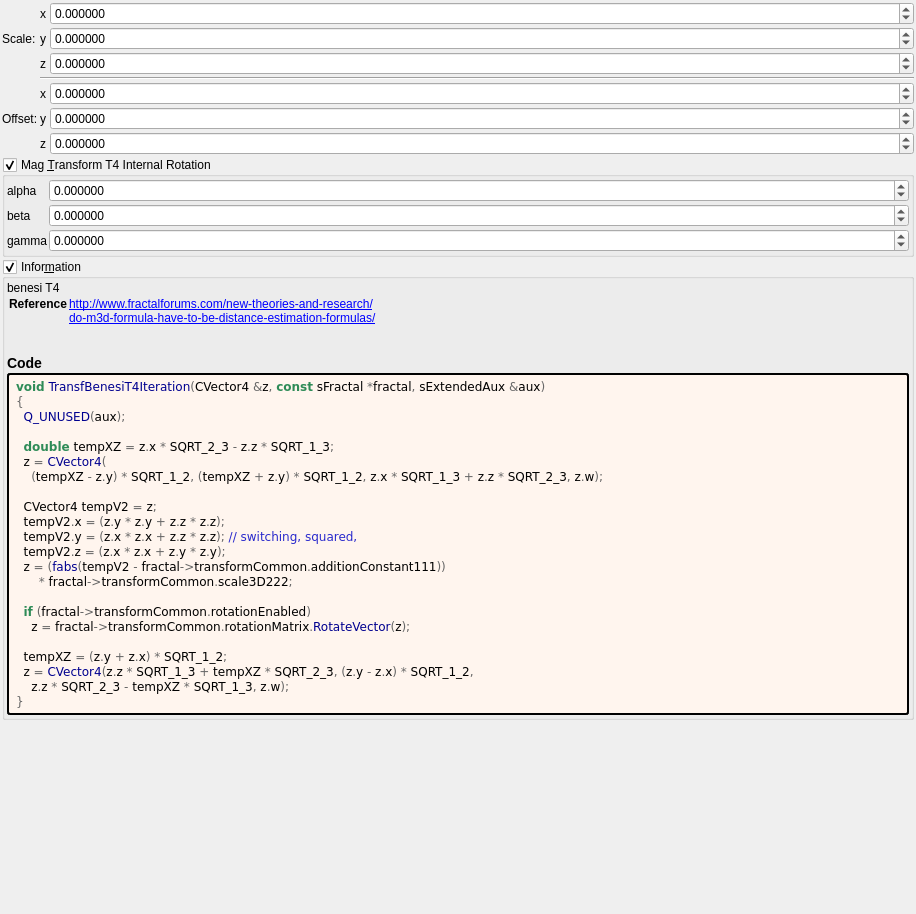
Old version of the form mandelbulber2/formula/ui/transf_benesi_t4.ui in the repository buddhi1980/mandelbulber2.
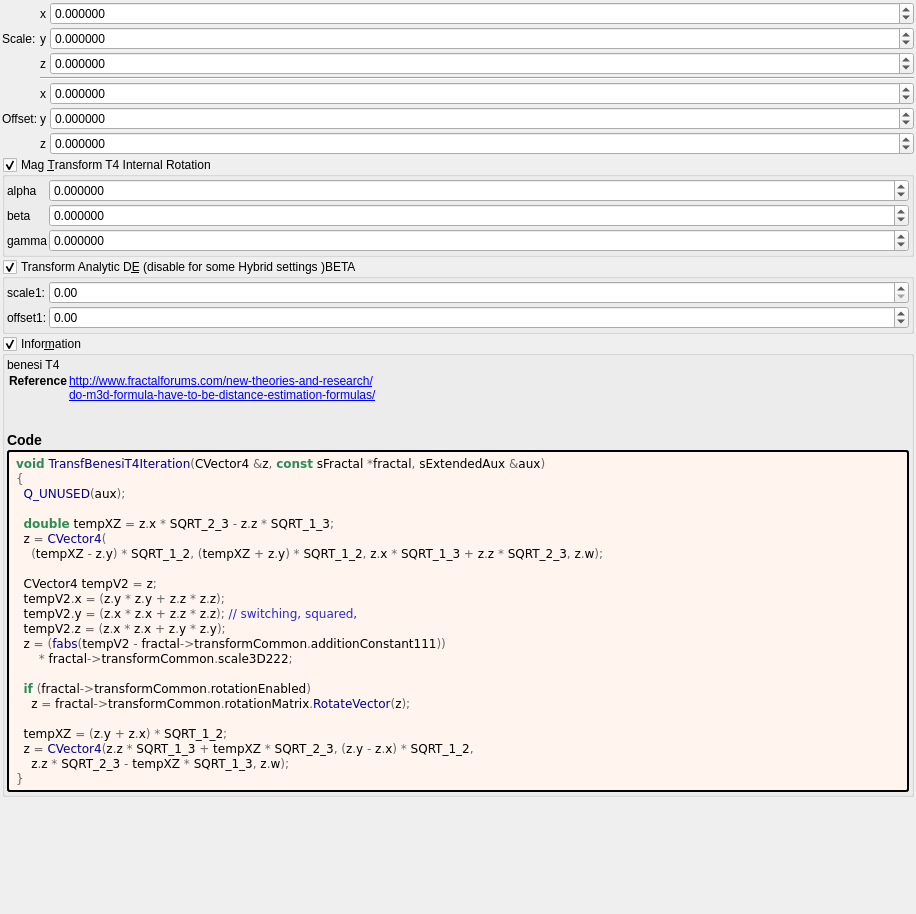
New version of the form. Custom widgets are drawn as their Qt base class.

Commit message: implement analytic DE T3, T4 & T5B

```diff
--- a/mandelbulber2/formula/ui/transf_benesi_t4.ui
+++ b/mandelbulber2/formula/ui/transf_benesi_t4.ui
@@ -406,6 +406,110 @@
      </layout>
     </widget>
    </item>
+   <item>
+    <widget class="MyGroupBox" name="groupCheck_analyticDE_enabled">
+     <property name="title">
+      <string>Transform Analytic D&amp;E (disable for some Hybrid settings )BETA</string>
+     </property>
+     <property name="checkable">
+      <bool>true</bool>
+     </property>
+     <layout class="QVBoxLayout" name="verticalLayout_12" stretch="0">
+      <property name="spacing">
+       <number>2</number>
+      </property>
+      <property name="leftMargin">
+       <number>2</number>
+      </property>
+      <property name="topMargin">
+       <number>2</number>
+      </property>
+      <property name="rightMargin">
+       <number>2</number>
+      </property>
+      <property name="bottomMargin">
+       <number>2</number>
+      </property>
+      <item>
+       <layout class="QGridLayout" name="gridLayout_28" columnstretch="0,0,1">
+        <property name="spacing">
+         <number>2</number>
+        </property>
+        <item row="1" column="1">
+         <widget class="QLabel" name="label_178">
+          <property name="text">
+           <string>offset1:</string>
+          </property>
+         </widget>
+        </item>
+        <item row="0" column="1">
+         <widget class="QLabel" name="label_179">
+          <property name="text">
+           <string>scale1:</string>
+          </property>
+         </widget>
+        </item>
+        <item row="0" column="2">
+         <widget class="MyDoubleSpinBox" name="spinbox_analyticDE_scale_1">
+          <property name="sizePolicy">
+           <sizepolicy hsizetype="Minimum" vsizetype="Maximum">
+            <horstretch>0</horstretch>
+            <verstretch>0</verstretch>
+           </sizepolicy>
+          </property>
+          <property name="prefix">
+           <string/>
+          </property>
+          <property name="suffix">
+           <string/>
+          </property>
+          <property name="decimals">
+           <number>2</number>
+          </property>
+          <property name="minimum">
+           <double>0.000000000000000</double>
+          </property>
+          <property name="maximum">
+           <double>99.989999999999995</double>
+          </property>
+          <property name="singleStep">
+           <double>0.100000000000000</double>
+          </property>
+         </widget>
+        </item>
+        <item row="1" column="2">
+         <widget class="MyDoubleSpinBox" name="spinbox_analyticDE_offset_1">
+          <property name="sizePolicy">
+           <sizepolicy hsizetype="Minimum" vsizetype="Maximum">
+            <horstretch>0</horstretch>
+            <verstretch>0</verstretch>
+           </sizepolicy>
+          </property>
+          <property name="prefix">
+           <string/>
+          </property>
+          <property name="suffix">
+           <string/>
+          </property>
+          <property name="decimals">
+           <number>2</number>
+          </property>
+          <property name="minimum">
+           <double>-99.989999999999995</double>
+          </property>
+          <property name="maximum">
+           <double>99.989999999999995</double>
+          </property>
+          <property name="singleStep">
+           <double>0.100000000000000</double>
+          </property>
+         </widget>
+        </item>
+       </layout>
+      </item>
+     </layout>
+    </widget>
+   </item>
    <item>
     <widget class="MyGroupBox" name="groupCheck_info">
      <property name="title">
@@ -516,17 +620,17 @@
   </layout>
  </widget>
  <customwidgets>
-  <customwidget>
-   <class>MyDoubleSpinBox</class>
-   <extends>QDoubleSpinBox</extends>
-   <header>my_double_spin_box.h</header>
-  </customwidget>
   <customwidget>
    <class>MyGroupBox</class>
    <extends>QGroupBox</extends>
    <header>my_group_box.h</header>
    <container>1</container>
   </customwidget>
+  <customwidget>
+   <class>MyDoubleSpinBox</class>
+   <extends>QDoubleSpinBox</extends>
+   <header>my_double_spin_box.h</header>
+  </customwidget>
  </customwidgets>
  <tabstops>
   <tabstop>spinbox3_transf_scale3D_222_x</tabstop>
```
Left out of the diff: 2 changed lines with no effect on the pictures. The commit also changes 8 other files.
